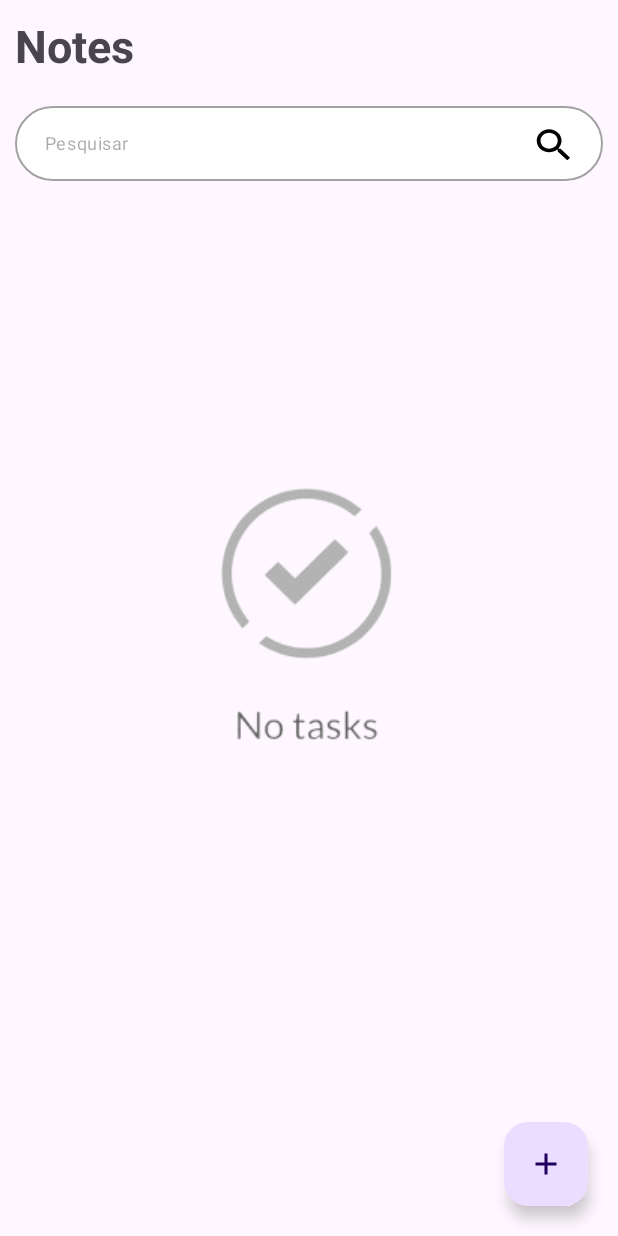
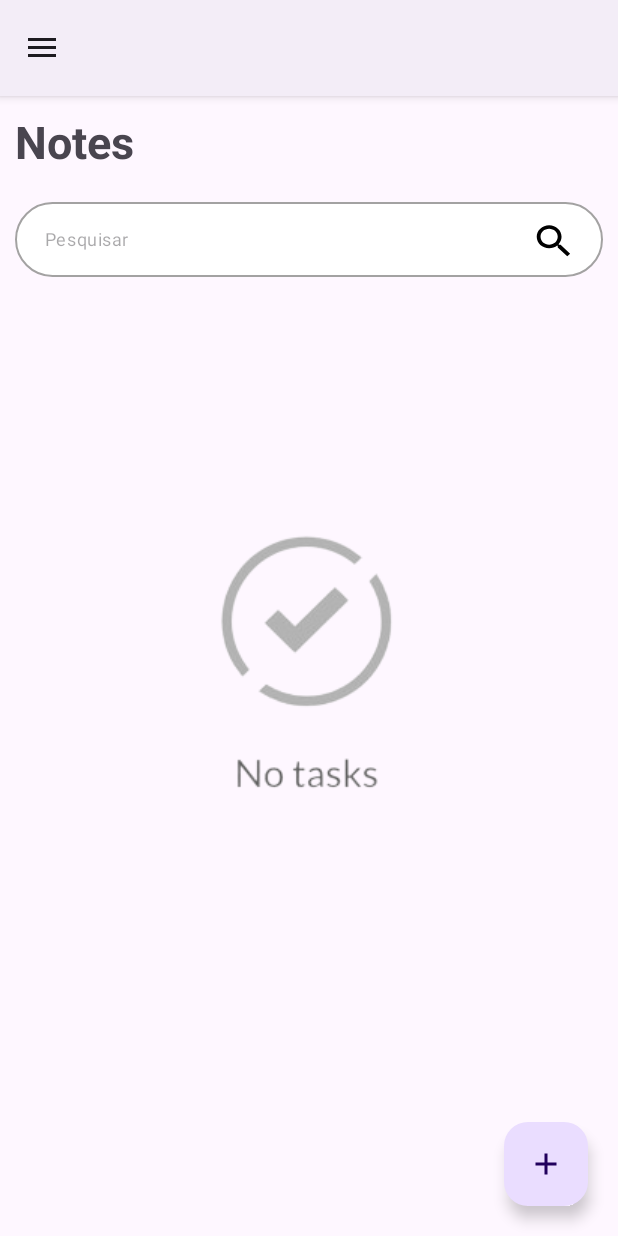
Before and after one commit to LuizFurmann/Android-Task-Firebase, an Android app: the MainActivity screen opened directly, with no data from a screen before it, on a phone screen of 412 x 824 dp. Run offline under Robolectric (Android 15) with nearby library versions, the phone set to English and light mode, and no system bars; our stand-ins replace Firebase (no records; nobody signed in at launch, a user with empty details on screens opened directly).

Commit message:
adicionado drawer navigation

```diff
--- a/app/src/main/AndroidManifest.xml
+++ b/app/src/main/AndroidManifest.xml
@@ -35,7 +35,6 @@
             android:exported="false" />
         <activity
             android:name=".view.task.MainActivity"
-            android:theme="@style/Theme.TasksNoActionBar"
             android:exported="true" />
     </application>
 
--- a/app/src/main/java/com/example/tasks/view/task/MainActivity.kt
+++ b/app/src/main/java/com/example/tasks/view/task/MainActivity.kt
@@ -3,16 +3,22 @@ package com.example.tasks.view.task
 import android.content.Intent
 import android.os.Bundle
 import android.view.Menu
+import android.view.MenuItem
 import android.view.View
+import android.widget.TextView
 import androidx.activity.viewModels
+import androidx.appcompat.app.ActionBarDrawerToggle
 import androidx.appcompat.app.AppCompatActivity
 import androidx.core.widget.addTextChangedListener
+import androidx.drawerlayout.widget.DrawerLayout
 import androidx.lifecycle.lifecycleScope
 import androidx.recyclerview.widget.GridLayoutManager
 import com.example.tasks.R
 import com.example.tasks.databinding.ActivityMainBinding
 import com.example.tasks.model.Task
+import com.example.tasks.view.authentication.LoginActivity
 import com.google.android.material.dialog.MaterialAlertDialogBuilder
+import com.google.android.material.navigation.NavigationView
 import com.google.firebase.auth.FirebaseAuth
 import kotlinx.coroutines.launch
 import java.lang.reflect.Field
@@ -23,6 +29,7 @@ class MainActivity : AppCompatActivity(), TaskLongClickListener {
     private lateinit var binding: ActivityMainBinding
     private var taskAdapter = TaskAdapter(this, this)
     private val taskViewModel: TaskViewModel by viewModels()
+    private lateinit var toggle: ActionBarDrawerToggle
 
     var clickedItem = ""
 
@@ -30,19 +37,51 @@ class MainActivity : AppCompatActivity(), TaskLongClickListener {
         binding = ActivityMainBinding.inflate(layoutInflater)
         super.onCreate(savedInstanceState)
         setContentView(binding.root)
+        title = ""
 
+        setupNavHeader()
+        setupDrawer()
         setupViewModel()
         setupRecyclerView()
         createNewTask()
         noteFilter()
-
-        val currentUserID = FirebaseAuth.getInstance().currentUser!!.email
     }
 
     override fun onResume() {
         super.onResume()
         setupViewModel()
         setupRecyclerView()
+    }
+
+    private fun setupNavHeader() {
+        val user = FirebaseAuth.getInstance().currentUser!!
+        val headerView = binding.navView.getHeaderView(0)
+        val navUsername = headerView.findViewById<View>(R.id.userEmail) as TextView
+        navUsername.text = user.email.toString()
+    }
+
+    private fun setupDrawer() {
+        val draweLayout: DrawerLayout = binding.drawerLayout
+        val navView: NavigationView = binding.navView
+
+        toggle = ActionBarDrawerToggle(this, draweLayout, R.string.open, R.string.close)
+        draweLayout.addDrawerListener(toggle)
+        toggle.syncState()
+
+        supportActionBar?.setDisplayHomeAsUpEnabled(true)
+
+        binding.navView.setNavigationItemSelectedListener {
+            when (it.itemId) {
+                R.id.nav_logout -> logout()
+            }
+            true
+        }
+    }
+
+    override fun onOptionsItemSelected(item: MenuItem): Boolean {
+        if (toggle.onOptionsItemSelected(item))
+            return true
+        return super.onOptionsItemSelected(item)
     }
 
     private fun noteFilter(){
@@ -85,6 +124,14 @@ class MainActivity : AppCompatActivity(), TaskLongClickListener {
         }
     }
 
+    private fun logout() {
+        FirebaseAuth.getInstance().signOut()
+        Intent(this@MainActivity, LoginActivity::class.java).also {
+            startActivity(it)
+            finish()
+        }
+    }
+
     override fun onPrepareOptionsMenu(menu: Menu): Boolean {
         try {
             val field: Field = menu.javaClass.getDeclaredField("mOptionalIconsVisible")
--- a/app/src/main/java/com/example/tasks/view/task/TaskDetailsActivity.kt
+++ b/app/src/main/java/com/example/tasks/view/task/TaskDetailsActivity.kt
@@ -41,6 +41,7 @@ class TaskDetailsActivity : AppCompatActivity() {
     }
 
     private fun setupToolbar() {
+        title = ""
         var actionBar = supportActionBar
         if (actionBar != null) {
             actionBar.setHomeAsUpIndicator(R.drawable.ic_back)
--- a/app/src/main/res/layout/activity_main.xml
+++ b/app/src/main/res/layout/activity_main.xml
@@ -1,10 +1,15 @@
 <?xml version="1.0" encoding="utf-8"?>
-<androidx.constraintlayout.widget.ConstraintLayout xmlns:android="http://schemas.android.com/apk/res/android"
+<androidx.drawerlayout.widget.DrawerLayout  xmlns:android="http://schemas.android.com/apk/res/android"
     xmlns:app="http://schemas.android.com/apk/res-auto"
     xmlns:tools="http://schemas.android.com/tools"
     android:layout_width="match_parent"
     android:layout_height="match_parent"
+    android:id="@+id/drawerLayout"
     tools:context=".view.task.MainActivity">
+
+    <androidx.constraintlayout.widget.ConstraintLayout
+        android:layout_width="match_parent"
+        android:layout_height="match_parent">
 
     <TextView
         android:id="@+id/tvTitle"
@@ -79,6 +84,15 @@
         app:layout_constraintBottom_toBottomOf="parent"
         app:layout_constraintEnd_toEndOf="parent"
         android:contentDescription="New Trainnig" />
+    </androidx.constraintlayout.widget.ConstraintLayout>
 
+    <com.google.android.material.navigation.NavigationView
+        android:id="@+id/nav_view"
+        android:layout_width="wrap_content"
+        android:layout_height="match_parent"
+        app:menu="@menu/main_drawer"
+        app:headerLayout="@layout/nav_header"
+        android:layout_gravity="start"
+        android:fitsSystemWindows="true"/>
 
-</androidx.constraintlayout.widget.ConstraintLayout>
+</androidx.drawerlayout.widget.DrawerLayout>
--- /dev/null
+++ b/app/src/main/res/menu/main_drawer.xml
@@ -0,0 +1,14 @@
+<?xml version="1.0" encoding="utf-8"?>
+<menu xmlns:android="http://schemas.android.com/apk/res/android"
+    xmlns:tools="http://schemas.android.com/tools"
+    tools:showIn="navigation_view">
+
+    <item android:title="Usuário">
+        <menu>
+            <item
+                android:id="@+id/nav_logout"
+                android:icon="@drawable/ic_logout"
+                android:title="Sair" />
+        </menu>
+    </item>
+</menu>
--- a/app/src/main/res/values/strings.xml
+++ b/app/src/main/res/values/strings.xml
@@ -3,6 +3,8 @@
 
     <string name="yes">Sim</string>
     <string name="no">Não</string>
+    <string name="open">open</string>
+    <string name="close">close</string>
 
     <string name="requiredField">Campo obrigatório</string>
     <string name="invalidUserOrPassword">Usuário ou senha incorreto</string>
--- a/app/src/main/res/values/themes.xml
+++ b/app/src/main/res/values/themes.xml
@@ -12,7 +12,7 @@
 
     <style name="AppTheme" parent="Theme.MaterialComponents.Light.NoActionBar">
         <!-- Customize your theme here. -->
-        <item name="colorPrimary">@color/white</item>
+        <item name="colorPrimary">@color/blue</item>
         <item name="colorPrimaryDark">@color/blue</item>
     </style>
 
@@ -21,7 +21,6 @@
         <item name="android:statusBarColor">@color/blue</item>
         <item name="android:windowLightStatusBar">true</item>
         <item name="colorOnPrimary">@color/blue</item>
-        <item name="android:titleTextColor">@color/blue</item>
     </style>
 
     <style name="Theme.Custom.Toolbar" parent="Widget.Material3.Toolbar">
@@ -32,6 +31,8 @@
     <style name="Theme.Tasks" parent="Base.Theme.Tasks" />
 
     <style name="Theme.TasksNoActionBar" parent="Base.Theme.TasksNoActionBar" />
+
+    <style name="Base.Theme.Tasks.AppBarOverlay" parent="ThemeOverlay.AppCompat.Dark.ActionBar" />
 
     <style name="MaterialAlertDialog_rounded" parent="@style/ThemeOverlay.MaterialComponents.MaterialAlertDialog">
         <item name="shapeAppearanceOverlay">@style/DialogCorners</item>
```
Also changed, not shown: app/src/main/res/layout/nav_header.xml (added, +41 -0 lines), app/src/main/res/drawable/ic_logout.png (added).
